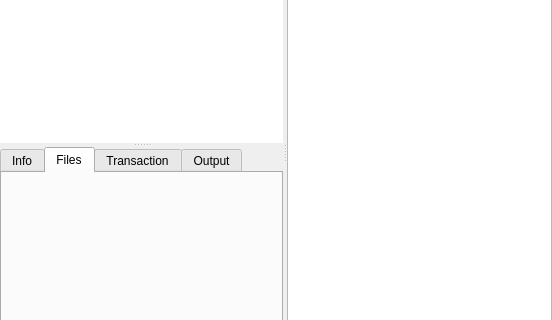
This is ui/mainwindow.ui in aarnt/octopi as Qt 5 draws it before an edit; both pictures show x 0 to 552 and y 114 to 434 of the 552 by 518 pixel window. The edited form follows.
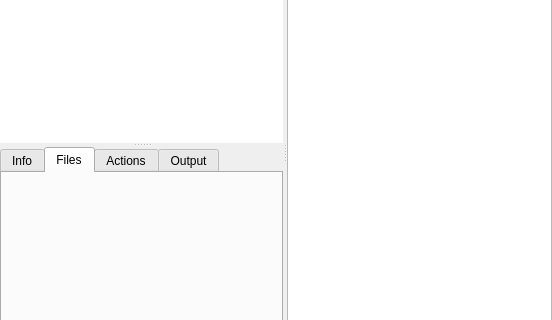
This is the edited form. The open tabs and pages were chosen to show the change. Icons and pictures are not drawn. Custom widgets are drawn as their Qt base class.

Diff of the .ui file:
```diff
--- a/ui/mainwindow.ui
+++ b/ui/mainwindow.ui
@@ -103,7 +103,7 @@
         </widget>
         <widget class="QWidget" name="tabTransaction">
          <attribute name="title">
-          <string>Transaction</string>
+          <string>Actions</string>
          </attribute>
         </widget>
         <widget class="QWidget" name="tabOutput">
```
Left out of the diff: 47 changed lines with no effect on the pictures.
